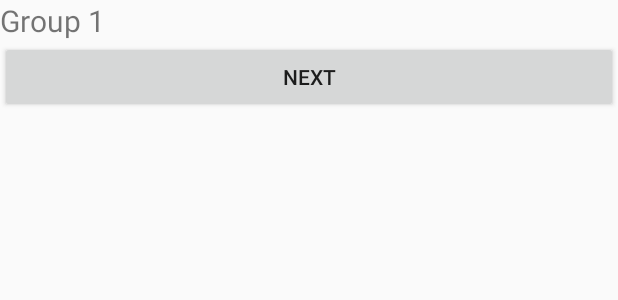
After one commit to hussamh10/hassad, an Android app: the layout activity_group_prediction.xml on its own in the app's theme, with its tools: preview values and no code run, on a phone screen of 412 x 824 dp. The commit adds this screen. Shown: the top 300 px of the screen. Run offline under Robolectric (Android 15) with nearby library versions, the phone set to English and light mode, and no system bars.

Commit message:
Group prediction

```diff
--- a/app/src/main/AndroidManifest.xml
+++ b/app/src/main/AndroidManifest.xml
@@ -19,7 +19,8 @@
 				<category android:name="android.intent.category.LAUNCHER" />
 			</intent-filter>
 		</activity>
-		<activity android:name=".Home"></activity>
+		<activity android:name=".Home" />
+		<activity android:name=".GroupPredictionActivity"></activity>
 	</application>
 
 </manifest>
--- /dev/null
+++ b/app/src/main/res/layout/activity_group_prediction.xml
@@ -0,0 +1,27 @@
+<?xml version="1.0" encoding="utf-8"?>
+<LinearLayout xmlns:android="http://schemas.android.com/apk/res/android"
+	xmlns:app="http://schemas.android.com/apk/res-auto"
+	xmlns:tools="http://schemas.android.com/tools"
+	android:layout_width="match_parent"
+	android:layout_height="match_parent"
+	android:orientation="vertical"
+	tools:context="com.hush.hassad.GroupPredictionActivity">
+
+	<TextView
+		android:layout_width="match_parent"
+		android:layout_height="wrap_content"
+		android:id="@+id/group_num"
+		android:textSize="20sp"
+		android:text="Group 1"/>
+
+	<ListView
+		android:layout_width="match_parent"
+		android:layout_height="wrap_content"
+		android:id="@+id/group_prediction_list"/>
+
+	<Button
+		android:layout_width="match_parent"
+		android:layout_height="wrap_content"
+		android:text="Next"/>
+
+</LinearLayout>
--- a/app/src/main/res/layout/match_card.xml
+++ b/app/src/main/res/layout/match_card.xml
@@ -10,7 +10,7 @@
     <TextView
         android:layout_width="match_parent"
         android:layout_height="wrap_content"
-        android:id="@+id/match_no"
+        android:id="@+id/match_num"
         android:text="Match 15"
         android:background="#817f7f"
         android:paddingLeft="10dp"/>
@@ -124,9 +124,7 @@
                     android:layout_width="match_parent"
                     android:layout_height="wrap_content"
                     android:layout_weight="1"
-                    android:gravity="right"
                     android:text="2"
-                    android:textAlignment="center"
                     android:textSize="25sp" />
 
             </LinearLayout>
```
Also changed, not shown: app/src/main/res/layout/group_prediction_card.xml (added, +33 -0 lines).
